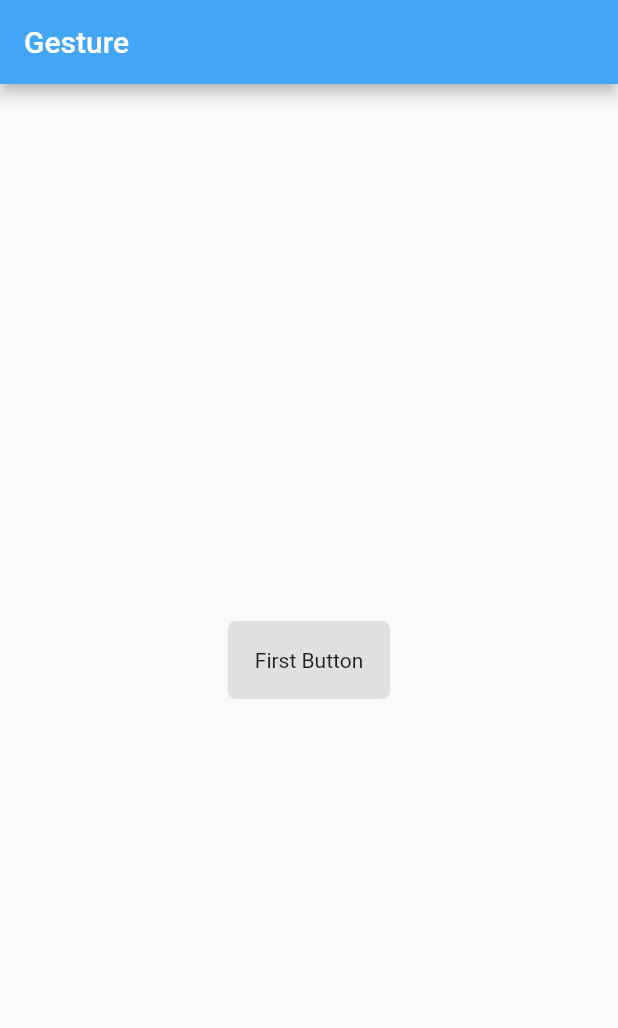
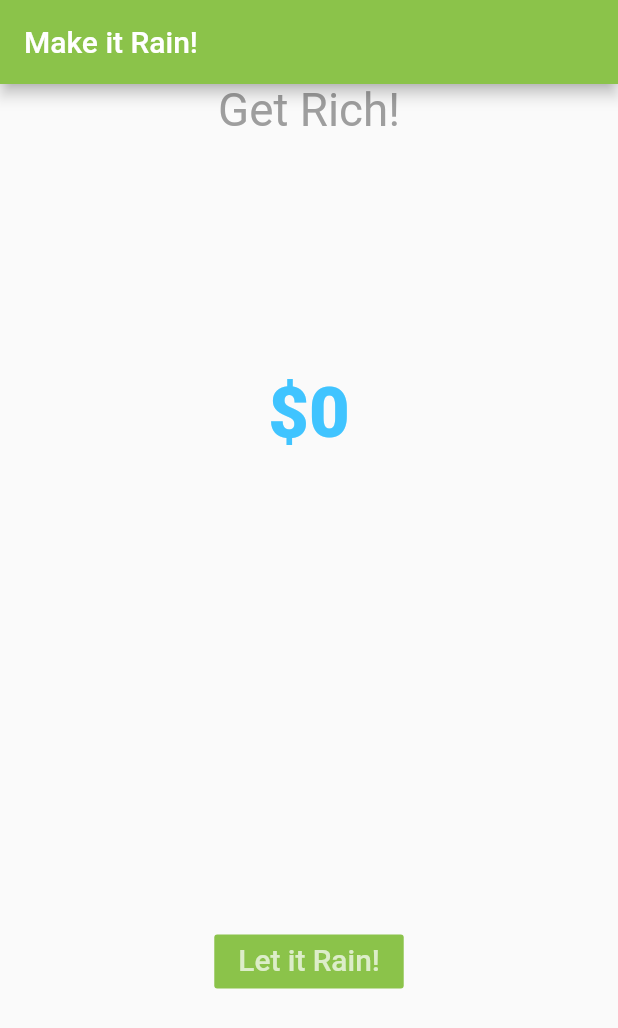
Before and after one commit to skillFocus16/startup_flutter, a Flutter app: the screen it shows after launch, on a phone screen of 412 x 824 dp. Shown: the top 1028 px of the screen. Run offline on Flutter 3.47's test engine with Material 2 defaults, Android fonts, the phone set to English and light mode, and no system bars.

Commit message:
Make it Rain App

```diff
--- a/lib/main.dart
+++ b/lib/main.dart
@@ -1,8 +1,10 @@
 import 'package:demo_app/ui/gesture.dart';
 import 'package:demo_app/ui/home.dart';
+import 'package:demo_app/ui/rain.dart';
 import 'package:demo_app/ui/welcome_home.dart';
 import 'package:flutter/material.dart';
 
+/*init app*/
 /*
 void main() => runApp(new MyApp());
 */
@@ -24,6 +26,7 @@ class MyApp extends StatelessWidget {
 */
 
 /*main method for the Gesture */
+/*
 void main() {
   var title = "Gesture";
   runApp(new MaterialApp(
@@ -32,4 +35,13 @@ void main() {
     )
   );
 
+}*/
+
+/*Make it RAIN App*/
+void main(){
+   runApp(new MaterialApp(
+     home: new RainApp(),
+    )
+   );
+
 }
--- /dev/null
+++ b/lib/ui/rain.dart
@@ -0,0 +1,77 @@
+import 'package:flutter/material.dart';
+
+class RainApp extends StatefulWidget {
+  @override
+  State<StatefulWidget> createState() {
+    return new MakeItRain();
+  }
+}
+
+class MakeItRain extends State<RainApp> {
+
+  int _moneyCounter = 0;
+
+  void rainMoney(){
+    setState(() {
+      _moneyCounter = _moneyCounter+100;
+    });
+  }
+
+  @override
+  Widget build(BuildContext context) {
+    return new Scaffold(
+        appBar: new AppBar(
+          title: new Text("Make it Rain!"),
+          backgroundColor: Colors.lightGreen,
+        ),
+        body: new Container(
+            alignment: Alignment.topCenter,
+            child: new Column(
+              children: <Widget>[
+                new Center(
+                  child: new Text(
+                    "Get Rich!",
+                    style: new TextStyle(
+                      fontSize: 30.5,
+                      fontWeight: FontWeight.w400,
+                      color: Colors.grey,
+                    ),
+                  ),
+                ),
+                new Expanded(
+                    child: new Center(
+                  child: new Text(
+                    '\$$_moneyCounter',
+                    style: new TextStyle(
+                      color: Colors.lightBlueAccent,
+                      fontSize: 46.9,
+                      fontWeight: FontWeight.w800,
+                    ),
+                  ),
+                )),
+                new Expanded(
+                    child: new Center(
+                  child: new FlatButton(
+                    color: Colors.lightGreen,
+                      textColor: Colors.white70,
+                      onPressed: rainMoney,
+                      child: new Text("Let it Rain!",
+                        style: new TextStyle(
+                            fontSize: 19.9),
+
+                      ),
+                  ),
+                  /*this also works instead of FlatButton*/
+                  /*new Container(
+                    padding: new EdgeInsets.all(18.0),
+                    decoration: new BoxDecoration(
+                      color: Colors.lightGreen,
+                      borderRadius: new BorderRadius.circular(5.5),
+                    ),
+                    child: new Text("Let it Rain!"),
+                  ),*/
+                )),
+              ],
+            )));
+  }
+}
```
